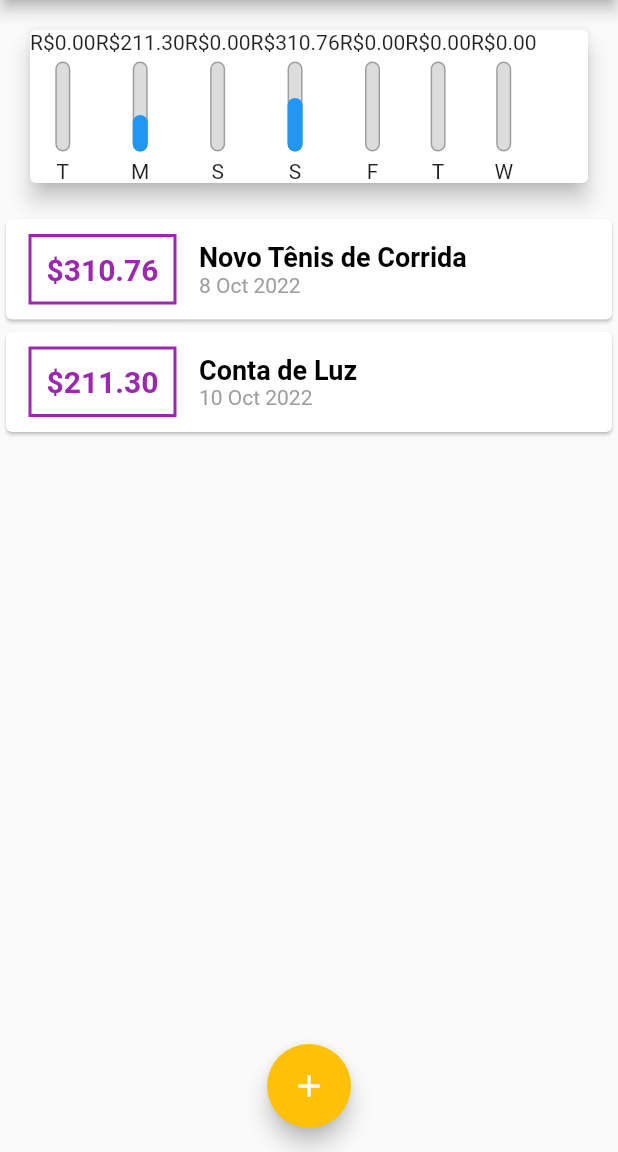
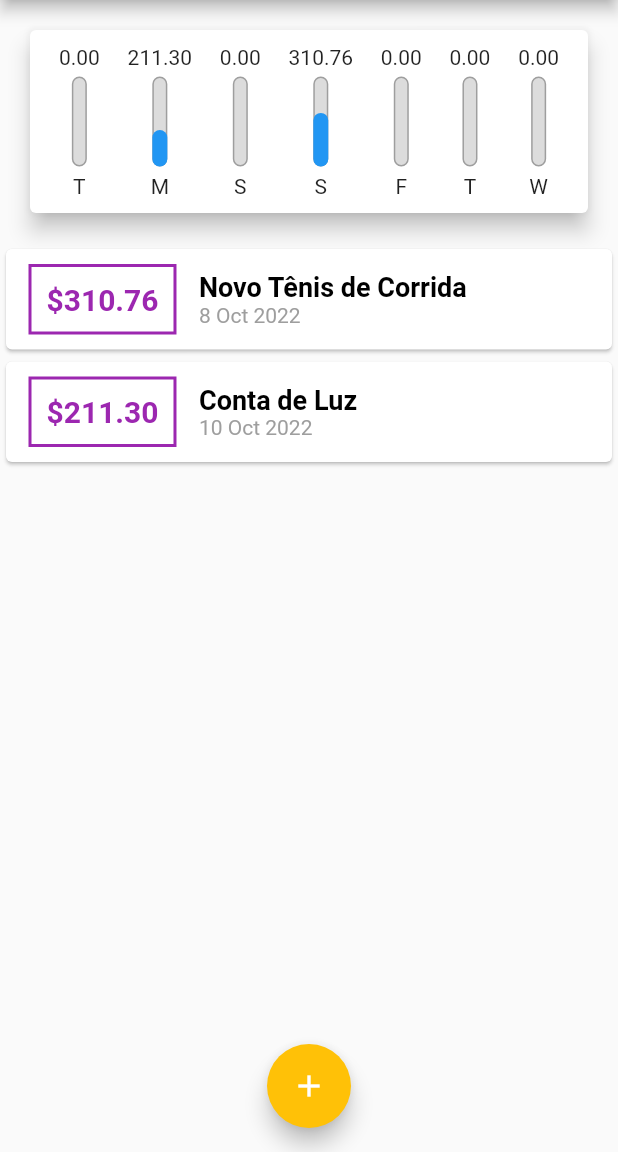
Before and after one commit to adrianoaraujo0/despesas_pessoais, a Flutter app: the screen it shows after launch, on a phone screen of 412 x 824 dp, the part 84-1236 px from its top. Run offline on Flutter 3.47's test engine with Material 2 defaults, Android fonts, the phone set to English and light mode, and no system bars; Roboto replaces fonts that are missing (OpenSans).

Commit message:
Finalizand chart widget

```diff
--- a/lib/components/chart.dart
+++ b/lib/components/chart.dart
@@ -50,13 +50,20 @@ class Chart extends StatelessWidget {
     return Card(
       elevation: 6,
       margin: const EdgeInsets.all(20),
-      child: Row(
-        children: groupedTransactions.map(((tr) {
-            return ChartBar(
-              label: tr['day'],
-              value: tr['value'],
-              percentage: tr['value'] / weekTotalValue);
-        })).toList(),
+      child: Padding(
+        padding: const EdgeInsets.all(10.0),
+        child: Row(
+          mainAxisAlignment: MainAxisAlignment.spaceAround,
+          children: groupedTransactions.map(((tr) {
+              return Flexible(
+                fit: FlexFit.loose,
+                child: ChartBar(
+                  label: tr['day'],
+                  value: tr['value'],
+                  percentage: tr['value'] / weekTotalValue),
+              );
+          })).toList(),
+        ),
       ),
     );
   }
--- a/lib/components/chart_bar.dart
+++ b/lib/components/chart_bar.dart
@@ -17,7 +17,7 @@ class ChartBar extends StatelessWidget {
   Widget build(BuildContext context) {
     return Column(
       children: [
-        Text("R\$${value.toStringAsFixed(2)}"),
+        FittedBox(child: Text("${value.toStringAsFixed(2)}")),
         const SizedBox(height: 5),
         Container(
           height: 60,
```
